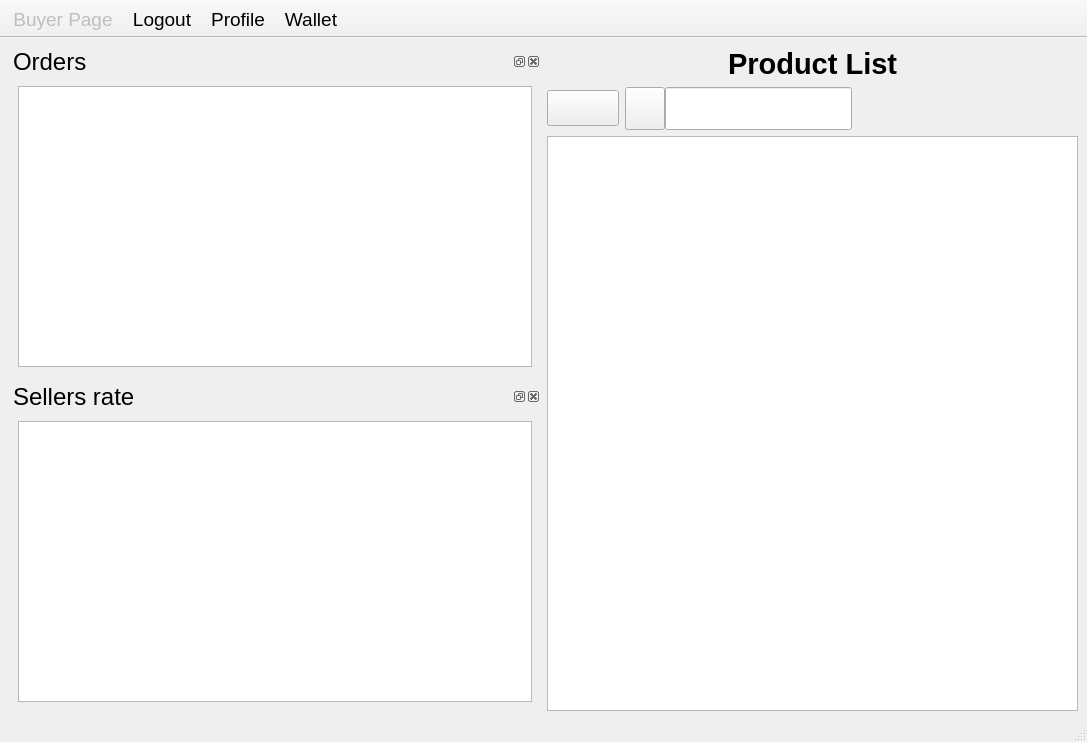
Qt form buyer.ui (MrCode4/Digikala) before a commit.
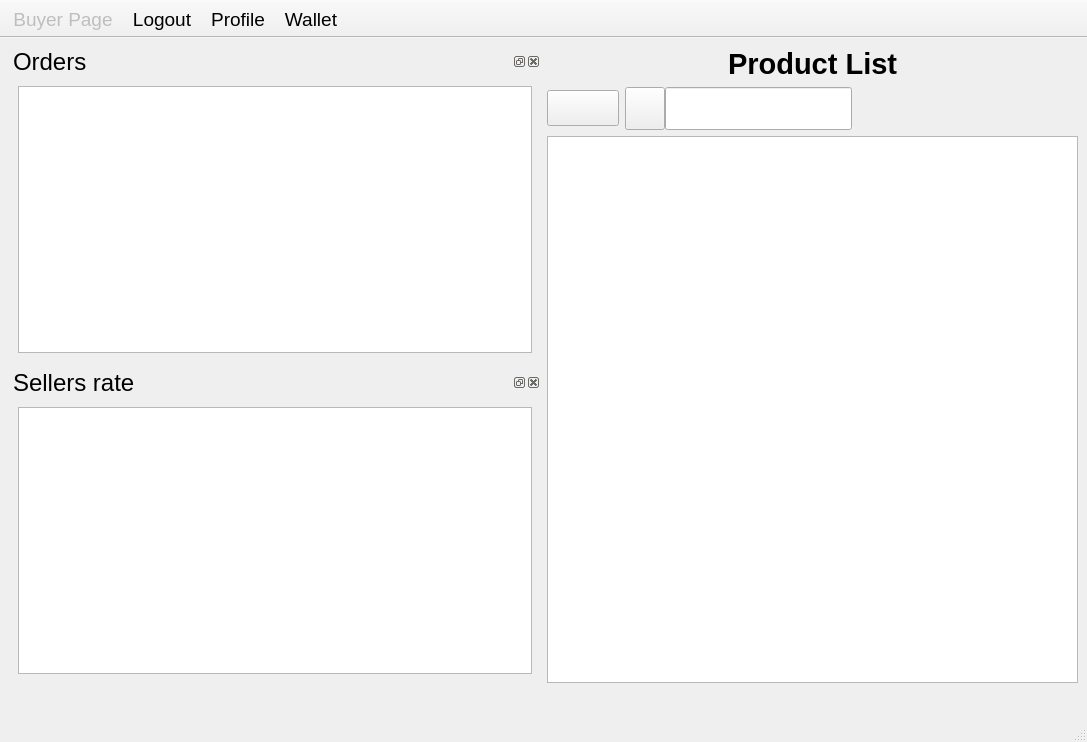
The same form after that commit. Icons and pictures are not drawn.

What changed in the file:
```diff
--- a/buyer.ui
+++ b/buyer.ui
@@ -254,7 +254,19 @@
     </item>
    </layout>
   </widget>
-  <widget class="QStatusBar" name="statusbar"/>
+  <widget class="QStatusBar" name="statusbar">
+   <property name="minimumSize">
+    <size>
+     <width>0</width>
+     <height>50</height>
+    </size>
+   </property>
+   <property name="font">
+    <font>
+     <pointsize>16</pointsize>
+    </font>
+   </property>
+  </widget>
   <widget class="QToolBar" name="toolBar">
    <property name="minimumSize">
     <size>
```
